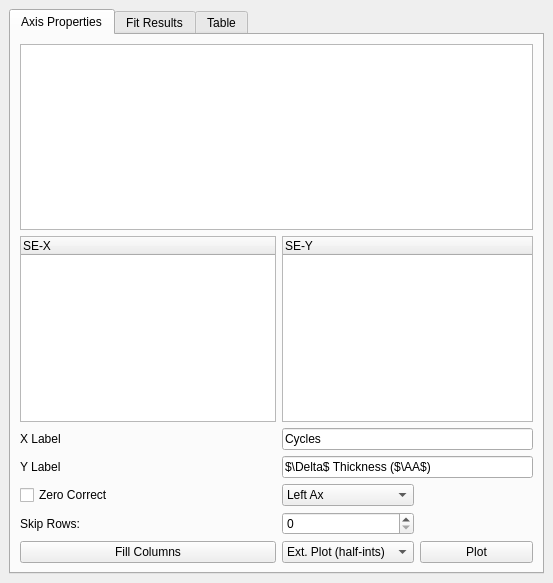
This is src/Ui_Files/DockWidgets/Ui/dw_SE.ui in austinmcano/GGG as Qt 5 draws it before an edit. The edited form follows.
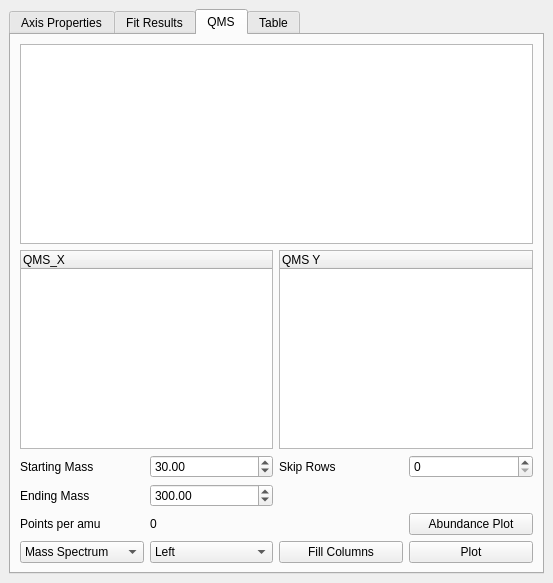
This is the edited form.

What changed in the file:
```diff
--- a/src/Ui_Files/DockWidgets/Ui/dw_SE.ui
+++ b/src/Ui_Files/DockWidgets/Ui/dw_SE.ui
@@ -21,7 +21,7 @@
        <enum>QTabWidget::Rounded</enum>
       </property>
       <property name="currentIndex">
-       <number>0</number>
+       <number>2</number>
       </property>
       <widget class="QWidget" name="tab_3">
        <attribute name="title">
@@ -232,6 +232,141 @@
         </item>
        </layout>
       </widget>
+      <widget class="QWidget" name="tab">
+       <attribute name="title">
+        <string>QMS</string>
+       </attribute>
+       <layout class="QGridLayout" name="gridLayout_2">
+        <item row="9" column="1">
+         <widget class="QComboBox" name="plot_side_cb">
+          <item>
+           <property name="text">
+            <string>Left</string>
+           </property>
+          </item>
+          <item>
+           <property name="text">
+            <string>Right</string>
+           </property>
+          </item>
+         </widget>
+        </item>
+        <item row="3" column="1">
+         <widget class="QDoubleSpinBox" name="mass_start_dsb">
+          <property name="maximum">
+           <double>1000.000000000000000</double>
+          </property>
+          <property name="value">
+           <double>30.000000000000000</double>
+          </property>
+         </widget>
+        </item>
+        <item row="4" column="1">
+         <widget class="QDoubleSpinBox" name="mass_end_dsb">
+          <property name="maximum">
+           <double>1000.000000000000000</double>
+          </property>
+          <property name="value">
+           <double>300.000000000000000</double>
+          </property>
+         </widget>
+        </item>
+        <item row="3" column="0">
+         <widget class="QLabel" name="label_3">
+          <property name="text">
+           <string>Starting Mass</string>
+          </property>
+         </widget>
+        </item>
+        <item row="9" column="0">
+         <widget class="QComboBox" name="plottype_cb">
+          <item>
+           <property name="text">
+            <string>Mass Spectrum</string>
+           </property>
+          </item>
+          <item>
+           <property name="text">
+            <string>Mass Trace</string>
+           </property>
+          </item>
+         </widget>
+        </item>
+        <item row="4" column="0">
+         <widget class="QLabel" name="label_4">
+          <property name="text">
+           <string>Ending Mass</string>
+          </property>
+         </widget>
+        </item>
+        <item row="5" column="1" colspan="2">
+         <widget class="QLabel" name="pointsperamu_label">
+          <property name="text">
+           <string>0</string>
+          </property>
+         </widget>
+        </item>
+        <item row="3" column="2">
+         <widget class="QLabel" name="label_6">
+          <property name="text">
+           <string>Skip Rows</string>
+          </property>
+         </widget>
+        </item>
+        <item row="3" column="3">
+         <widget class="QSpinBox" name="skiprows_qms_sb"/>
+        </item>
+        <item row="1" column="2" colspan="2">
+         <widget class="QTreeWidget" name="qmsy_tw">
+          <column>
+           <property name="text">
+            <string>QMS Y</string>
+           </property>
+          </column>
+         </widget>
+        </item>
+        <item row="0" column="0" colspan="4">
+         <widget class="QTreeView" name="treeView_qms"/>
+        </item>
+        <item row="1" column="0" colspan="2">
+         <widget class="QTreeWidget" name="qmsx_tw">
+          <column>
+           <property name="text">
+            <string>QMS_X</string>
+           </property>
+          </column>
+         </widget>
+        </item>
+        <item row="5" column="0">
+         <widget class="QLabel" name="label_5">
+          <property name="text">
+           <string>Points per amu</string>
+          </property>
+         </widget>
+        </item>
+        <item row="9" column="2">
+         <widget class="QPushButton" name="fill_cols_qms_pb">
+          <property name="text">
+           <string>Fill Columns</string>
+          </property>
+         </widget>
+        </item>
+        <item row="9" column="3">
+         <widget class="QPushButton" name="plot_qms_pb">
+          <property name="text">
+           <string>Plot</string>
+          </property>
+         </widget>
+        </item>
+        <item row="5" column="3">
+         <widget class="QPushButton" name="abundance_pb">
+          <property name="text">
+           <string>Abundance Plot</string>
+          </property>
+         </widget>
+        </item>
+       </layout>
+      </widget>
       <widget class="QWidget" name="tab_4">
        <attribute name="title">
         <string>Table</string>
```
